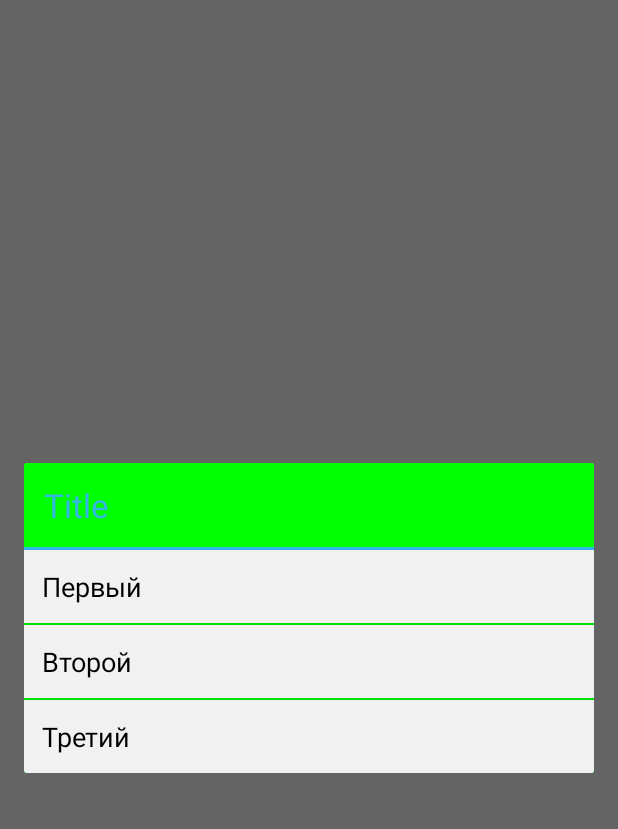
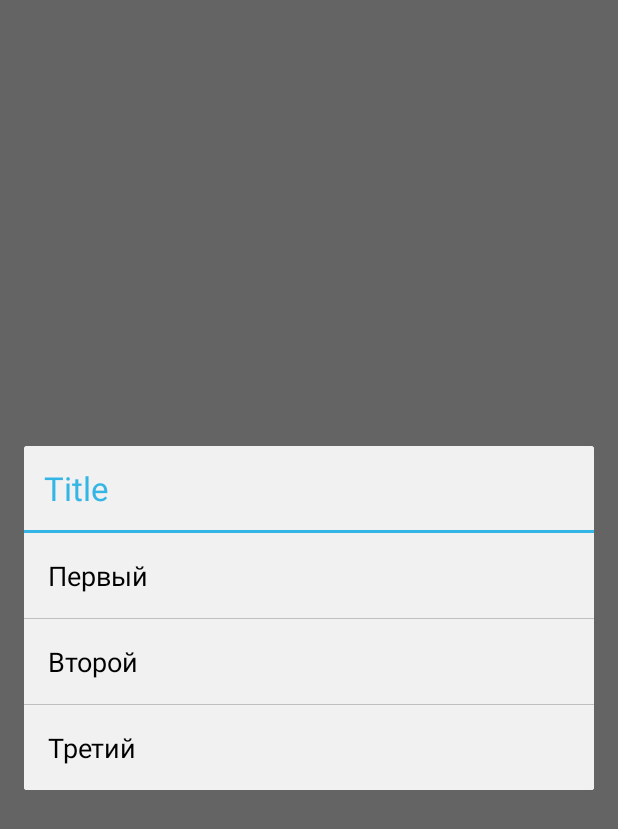
Before and after one commit to WaideShery/NeirDialog, an Android app: the ListDialogActivity screen opened directly, with no data from a screen before it, after a tap on "LIST WITH TITLE", on a phone screen of 412 x 824 dp. Shown: the top 829 px of the screen. Run offline under Robolectric (Android 15) with nearby library versions, the phone set to English and light mode, and no system bars.

Commit message:
Fix bugs 1

```diff
--- a/app/src/main/java/com/neirx/neirdialogsdemo/CustomDialogFactory.java
+++ b/app/src/main/java/com/neirx/neirdialogsdemo/CustomDialogFactory.java
@@ -1,6 +1,7 @@
 package com.neirx.neirdialogsdemo;
 
 import android.content.Context;
+import android.graphics.Color;
 
 import com.neirx.neirdialogs.HoloDialogFactory;
 
@@ -20,6 +21,8 @@ public class CustomDialogFactory extends HoloDialogFactory {
 
     public CustomDialogFactory(Context context) {
         super(context);
-        setBackgroundDialogRes(R.drawable.fon);
+        //setBackgroundDialogRes(R.drawable.fon);
+        //setListItemSelector(R.drawable.custom_list_item_selector);
+        //setListDividerColor(Color.RED);
     }
 }
--- a/app/src/main/java/com/neirx/neirdialogsdemo/ListDialogActivity.java
+++ b/app/src/main/java/com/neirx/neirdialogsdemo/ListDialogActivity.java
@@ -45,7 +45,7 @@ public class ListDialogActivity extends Activity implements View.OnClickListener
                 dialogFragment.setTitle("Title");
                 dialogFragment.setItems(new String[]{"Первый", "Второй", "Третий"});
                 dialogFragment.setOnItemClickListener(this, "btnWithTitle");
-                ((HoloListDialog)dialogFragment).setDialogBackgroundColor(Color.GREEN);
+                //((HoloListDialog)dialogFragment).setDialogBackgroundColor(Color.GREEN);
                 dialogFragment.show(manager, "btnWithTitle");
                 break;
             case R.id.btnWithoutTitle:
--- /dev/null
+++ b/app/src/main/res/drawable/custom_list_item_selector.xml
@@ -0,0 +1,18 @@
+<?xml version="1.0" encoding="utf-8"?>
+<selector xmlns:android="http://schemas.android.com/apk/res/android">
+    <item android:state_selected="true">
+        <shape android:shape="rectangle">
+            <solid android:color="@color/holo_btn_press_blue"/>
+        </shape>
+    </item>
+    <item android:state_pressed="true">
+        <shape android:shape="rectangle">
+            <solid android:color="@color/holo_btn_press_blue"/>
+        </shape>
+    </item>
+    <item>
+        <shape android:shape="rectangle">
+            <solid android:color="@color/custom_green"/>
+        </shape>
+    </item>
+</selector>
--- a/app/src/main/res/values/colors.xml
+++ b/app/src/main/res/values/colors.xml
@@ -1,4 +1,4 @@
 <?xml version="1.0" encoding="utf-8"?>
 <resources>
-
+    <color name="custom_green">#FF00FF00</color>
 </resources>
--- a/neirdialogs/src/main/java/com/neirx/neirdialogs/dialogs/HoloListDialog.java
+++ b/neirdialogs/src/main/java/com/neirx/neirdialogs/dialogs/HoloListDialog.java
@@ -3,9 +3,15 @@ package com.neirx.neirdialogs.dialogs;
 
 import android.app.AlertDialog;
 import android.app.Dialog;
+import android.graphics.Canvas;
+import android.graphics.ColorFilter;
+import android.graphics.PorterDuff;
 import android.graphics.Typeface;
+import android.graphics.drawable.Drawable;
 import android.os.Bundle;
+import android.support.annotation.ColorRes;
 import android.support.annotation.DrawableRes;
+import android.util.Log;
 import android.view.LayoutInflater;
 import android.view.View;
 import android.widget.AdapterView;
@@ -14,6 +20,7 @@ import android.widget.ListView;
 import android.widget.TextView;
 
 import com.neirx.neirdialogs.R;
+import com.neirx.neirdialogs.Statical;
 import com.neirx.neirdialogs.adapters.ListAdapter;
 import com.neirx.neirdialogs.enums.TextStyle;
 import com.neirx.neirdialogs.interfaces.ListDialog;
@@ -31,6 +38,39 @@ public class HoloListDialog extends HoloRootDialog implements ListDialog, Adapte
     protected int itemBackgroundSelectorId = -1;
     protected NeirDialogInterface.OnItemClickListener onItemClickListener;
     protected int itemPaddingStart = -1, itemPaddingTop = -1, itemPaddingEnd = -1, itemPaddingBottom = -1;
+    protected @ColorRes int dividerColorId;
+    protected float dividerHeightDp;
+    protected Drawable dividerDrawable;
+    protected boolean isDividerDrawable;
+
+    /**
+     * Установка ресурса разделяющей линии между пунктами списка.
+     *
+     * @param drawable ресурс разделяющей линии
+     */
+    public void setDividerDrawable(Drawable drawable){
+        dividerDrawable = drawable;
+        isDividerDrawable = true;
+    }
+
+    /**
+     * Установка цвета разделяющей линии между пунктами списка.
+     *
+     * @param dividerColorId ресурс цвета
+     */
+    public void setDividerColorId(int dividerColorId) {
+        this.dividerColorId = dividerColorId;
+        isDividerDrawable = false;
+    }
+
+    /**
+     *  Установка ширины разделяющей линии между пунктами списка.
+     *
+     * @param dividerHeightDp ширина в dp.
+     */
+    public void setDividerHeightDp(float dividerHeightDp) {
+        this.dividerHeightDp = dividerHeightDp;
+    }
 
     /**
      * Установка пунктов списка.
@@ -162,6 +202,15 @@ public class HoloListDialog extends HoloRootDialog implements ListDialog, Adapte
         } else {
             lvChoice.setOnItemClickListener(this);
         }
+        if(isDividerDrawable && dividerDrawable != null){
+            lvChoice.setDivider(dividerDrawable);
+        } else {
+            Drawable defaultDivider = getResources().getDrawable(R.drawable.list_divider);
+            assert defaultDivider != null;
+            defaultDivider.setColorFilter(dividerColorId, PorterDuff.Mode.SRC_ATOP);
+            lvChoice.setDivider(defaultDivider);
+        }
+        lvChoice.setDividerHeight((int) getPX(dividerHeightDp));
     }
 
 }
--- a/neirdialogs/src/main/java/com/neirx/neirdialogs/dialogs/HoloRootDialog.java
+++ b/neirdialogs/src/main/java/com/neirx/neirdialogs/dialogs/HoloRootDialog.java
@@ -9,14 +9,11 @@ import android.os.Build;
 import android.os.Bundle;
 import android.support.annotation.DrawableRes;
 import android.support.annotation.Nullable;
-import android.util.Log;
 import android.util.TypedValue;
 import android.view.View;
-import android.view.ViewGroup;
 import android.widget.LinearLayout;
 import android.widget.TextView;
 
-import com.neirx.neirdialogs.Statical;
 import com.neirx.neirdialogs.enums.TextStyle;
 
 /**
@@ -292,7 +289,7 @@ public abstract class HoloRootDialog extends DialogFragment {
         else dividerTitle.setBackgroundColor(dividerTitleColor);
 
         if(dividerTitleWidth > 0) {
-            int height = (int) getDP(dividerTitleWidth);
+            int height = (int) getPX(dividerTitleWidth);
             dividerTitle.setLayoutParams(new LinearLayout.LayoutParams(LinearLayout.LayoutParams.MATCH_PARENT, height));
         }
 
@@ -301,7 +298,7 @@ public abstract class HoloRootDialog extends DialogFragment {
     /**
      * Вычисление dp.
      */
-    protected float getDP(float value){
+    protected float getPX(float value){
         return TypedValue.applyDimension(TypedValue.COMPLEX_UNIT_DIP, value, getResources().getDisplayMetrics());
     }
 }
--- a/neirdialogs/src/main/res/values/colors.xml
+++ b/neirdialogs/src/main/res/values/colors.xml
@@ -10,6 +10,7 @@
     <color name="holo_list_item_text">#ff000000</color>
     <color name="holo_edit_text">#ff000000</color>
     <color name="holo_edit_text_hint">#8e8e8e</color>
+    <color name="holo_list_divider">#ffbfbfbf</color>
 
 
     <!--color name="holo_green_dark">#669900</color>
```
Also changed, not shown: neirdialogs/src/main/java/com/neirx/neirdialogs/HoloDialogFactory.java (+91 -10 lines), neirdialogs/src/main/java/com/neirx/neirdialogs/dialogs/HoloBaseDialog.java (+8 -8 lines), neirdialogs/src/main/java/com/neirx/neirdialogs/dialogs/HoloChoiceDialog.java (+39 -0 lines), neirdialogs/src/main/java/com/neirx/neirdialogs/dialogs/HoloMultiChoiceDialog.java (+12 -0 lines), neirdialogs/src/main/java/com/neirx/neirdialogs/dialogs/HoloSingleChoiceDialog.java (+14 -0 lines), 3 other files.
